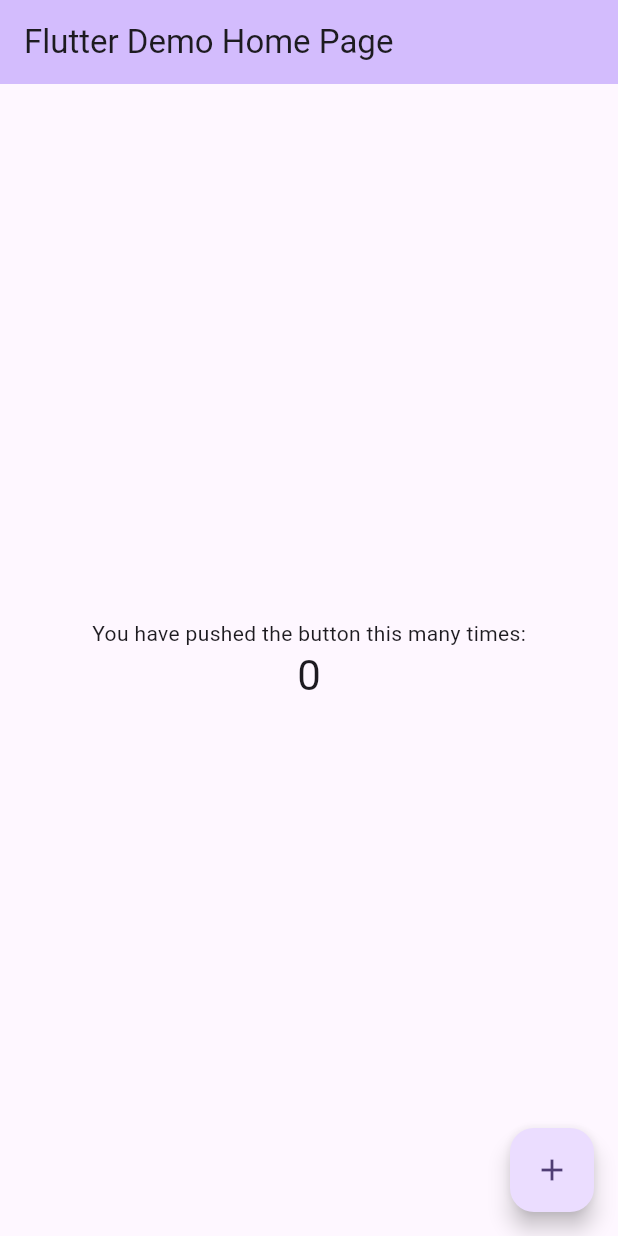
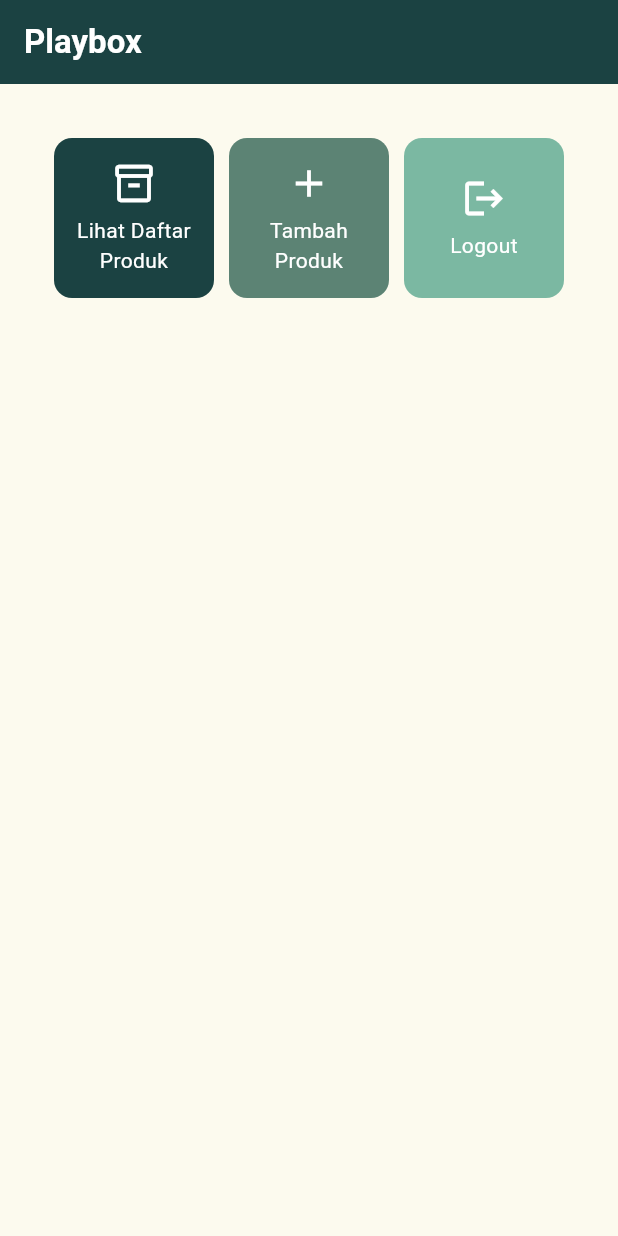
Before and after one commit to fazirta/playbox-mobile, a Flutter app: the screen it shows after launch, on a phone screen of 412 x 824 dp. Run offline on Flutter 3.47's test engine with Material 3 defaults, Android fonts, the phone set to English and light mode, and no system bars.

Commit message:
feat: add three buttons with icons and texts
- Created three buttons: "Lihat Daftar Produk", "Tambah Produk", and "Logout".
- Implemented distinct colors for each button.
- Added Snackbar notifications for button interactions:
  - "Kamu telah menekan tombol Lihat Daftar Produk" for the product list button.
  - "Kamu telah menekan tombol Tambah Produk" for the add product button.
  - "Kamu telah menekan tombol Logout" for the logout button.

```diff
--- a/lib/main.dart
+++ b/lib/main.dart
@@ -1,4 +1,5 @@
 import 'package:flutter/material.dart';
+import 'package:playbox/menu.dart';
 
 void main() {
   runApp(const MyApp());
@@ -7,119 +8,29 @@
 class MyApp extends StatelessWidget {
   const MyApp({super.key});
 
-  // This widget is the root of your application.
   @override
   Widget build(BuildContext context) {
     return MaterialApp(
-      title: 'Flutter Demo',
+      title: 'Playbox',
       theme: ThemeData(
-        // This is the theme of your application.
-        //
-        // TRY THIS: Try running your application with "flutter run". You'll see
-        // the application has a purple toolbar. Then, without quitting the app,
-        // try changing the seedColor in the colorScheme below to Colors.green
-        // and then invoke "hot reload" (save your changes or press the "hot
-        // reload" button in a Flutter-supported IDE, or press "r" if you used
-        // the command line to start the app).
-        //
-        // Notice that the counter didn't reset back to zero; the application
-        // state is not lost during the reload. To reset the state, use hot
-        // restart instead.
-        //
-        // This works for code too, not just values: Most code changes can be
-        // tested with just a hot reload.
-        colorScheme: ColorScheme.fromSeed(seedColor: Colors.deepPurple),
+        colorScheme: ColorScheme(
+          primary: const Color(0xFF1B4242),
+          secondary: const Color(0xFF5C8374),
+          tertiary: const Color(0xFF7BB8A2),
+          surface: const Color(0xFFFCFAEE),
+          background: const Color(0xFFFCFAEE),
+          error: const Color(0xFFB8001F),
+          onPrimary: const Color(0xFF1B4242),
+          onSecondary: const Color(0xFF5C8374),
+          onTertiary: const Color(0xFF7BB8A2),
+          onSurface: const Color(0xFF1B4242),
+          onBackground: const Color(0xFF1B4242),
+          onError: const Color(0xFFB8001F),
+          brightness: Brightness.light,
+        ),
         useMaterial3: true,
       ),
-      home: const MyHomePage(title: 'Flutter Demo Home Page'),
+      home: MyHomePage(),
     );
   }
 }
-
-class MyHomePage extends StatefulWidget {
-  const MyHomePage({super.key, required this.title});
-
-  // This widget is the home page of your application. It is stateful, meaning
-  // that it has a State object (defined below) that contains fields that affect
-  // how it looks.
-
-  // This class is the configuration for the state. It holds the values (in this
-  // case the title) provided by the parent (in this case the App widget) and
-  // used by the build method of the State. Fields in a Widget subclass are
-  // always marked "final".
-
-  final String title;
-
-  @override
-  State<MyHomePage> createState() => _MyHomePageState();
-}
-
-class _MyHomePageState extends State<MyHomePage> {
-  int _counter = 0;
-
-  void _incrementCounter() {
-    setState(() {
-      // This call to setState tells the Flutter framework that something has
-      // changed in this State, which causes it to rerun the build method below
-      // so that the display can reflect the updated values. If we changed
-      // _counter without calling setState(), then the build method would not be
-      // called again, and so nothing would appear to happen.
-      _counter++;
-    });
-  }
-
-  @override
-  Widget build(BuildContext context) {
-    // This method is rerun every time setState is called, for instance as done
-    // by the _incrementCounter method above.
-    //
-    // The Flutter framework has been optimized to make rerunning build methods
-    // fast, so that you can just rebuild anything that needs updating rather
-    // than having to individually change instances of widgets.
-    return Scaffold(
-      appBar: AppBar(
-        // TRY THIS: Try changing the color here to a specific color (to
-        // Colors.amber, perhaps?) and trigger a hot reload to see the AppBar
-        // change color while the other colors stay the same.
-        backgroundColor: Theme.of(context).colorScheme.inversePrimary,
-        // Here we take the value from the MyHomePage object that was created by
-        // the App.build method, and use it to set our appbar title.
-        title: Text(widget.title),
-      ),
-      body: Center(
-        // Center is a layout widget. It takes a single child and positions it
-        // in the middle of the parent.
-        child: Column(
-          // Column is also a layout widget. It takes a list of children and
-          // arranges them vertically. By default, it sizes itself to fit its
-          // children horizontally, and tries to be as tall as its parent.
-          //
-          // Column has various properties to control how it sizes itself and
-          // how it positions its children. Here we use mainAxisAlignment to
-          // center the children vertically; the main axis here is the vertical
-          // axis because Columns are vertical (the cross axis would be
-          // horizontal).
-          //
-          // TRY THIS: Invoke "debug painting" (choose the "Toggle Debug Paint"
-          // action in the IDE, or press "p" in the console), to see the
-          // wireframe for each widget.
-          mainAxisAlignment: MainAxisAlignment.center,
-          children: <Widget>[
-            const Text(
-              'You have pushed the button this many times:',
-            ),
-            Text(
-              '$_counter',
-              style: Theme.of(context).textTheme.headlineMedium,
-            ),
-          ],
-        ),
-      ),
-      floatingActionButton: FloatingActionButton(
-        onPressed: _incrementCounter,
-        tooltip: 'Increment',
-        child: const Icon(Icons.add),
-      ), // This trailing comma makes auto-formatting nicer for build methods.
-    );
-  }
-}
--- /dev/null
+++ b/lib/menu.dart
@@ -0,0 +1,134 @@
+import 'package:flutter/material.dart';
+
+class MyHomePage extends StatelessWidget {
+  const MyHomePage({super.key});
+
+  @override
+  Widget build(BuildContext context) {
+    final List<ItemHomepage> items = [
+      ItemHomepage("Lihat Daftar Produk", Icons.inventory_2_outlined,
+          Theme.of(context).colorScheme.primary),
+      ItemHomepage(
+          "Tambah Produk", Icons.add, Theme.of(context).colorScheme.secondary),
+      ItemHomepage(
+          "Logout", Icons.logout, Theme.of(context).colorScheme.tertiary),
+    ];
+
+    return Scaffold(
+      appBar: AppBar(
+        title: const Text(
+          'Playbox',
+          style: TextStyle(
+            color: Colors.white,
+            fontWeight: FontWeight.bold,
+          ),
+        ),
+        backgroundColor: Theme.of(context).colorScheme.primary,
+      ),
+      body: Padding(
+        padding: const EdgeInsets.all(16.0),
+        child: Column(
+          crossAxisAlignment: CrossAxisAlignment.center,
+          children: [
+            Center(
+              child: Column(
+                children: [
+                  GridView.count(
+                    primary: true,
+                    padding: const EdgeInsets.all(20),
+                    crossAxisSpacing: 10,
+                    mainAxisSpacing: 10,
+                    crossAxisCount: 3,
+                    shrinkWrap: true,
+                    children: items.map((ItemHomepage item) {
+                      return ItemCard(item);
+                    }).toList(),
+                  ),
+                ],
+              ),
+            ),
+          ],
+        ),
+      ),
+    );
+  }
+}
+
+class InfoCard extends StatelessWidget {
+  final String title;
+  final String content;
+
+  const InfoCard({super.key, required this.title, required this.content});
+
+  @override
+  Widget build(BuildContext context) {
+    return Card(
+      elevation: 2.0,
+      child: Container(
+        width: MediaQuery.of(context).size.width / 3.5,
+        padding: const EdgeInsets.all(16.0),
+        child: Column(
+          children: [
+            Text(
+              title,
+              style: const TextStyle(fontWeight: FontWeight.bold),
+            ),
+            const SizedBox(height: 8.0),
+            Text(content),
+          ],
+        ),
+      ),
+    );
+  }
+}
+
+class ItemCard extends StatelessWidget {
+  final ItemHomepage item;
+
+  const ItemCard(this.item, {super.key});
+
+  @override
+  Widget build(BuildContext context) {
+    return Material(
+      color: item.color,
+      borderRadius: BorderRadius.circular(12),
+      child: InkWell(
+        onTap: () {
+          ScaffoldMessenger.of(context)
+            ..hideCurrentSnackBar()
+            ..showSnackBar(SnackBar(
+                content: Text("Kamu telah menekan tombol ${item.name}!")));
+        },
+        child: Container(
+          padding: const EdgeInsets.all(8),
+          child: Center(
+            child: Column(
+              mainAxisAlignment: MainAxisAlignment.center,
+              children: [
+                Icon(
+                  item.icon,
+                  color: Colors.white,
+                  size: 30.0,
+                ),
+                const Padding(padding: EdgeInsets.all(3)),
+                Text(
+                  item.name,
+                  textAlign: TextAlign.center,
+                  style: const TextStyle(color: Colors.white),
+                ),
+              ],
+            ),
+          ),
+        ),
+      ),
+    );
+  }
+}
+
+class ItemHomepage {
+  final String name;
+  final IconData icon;
+  final Color color;
+
+  ItemHomepage(this.name, this.icon, this.color);
+}
```
